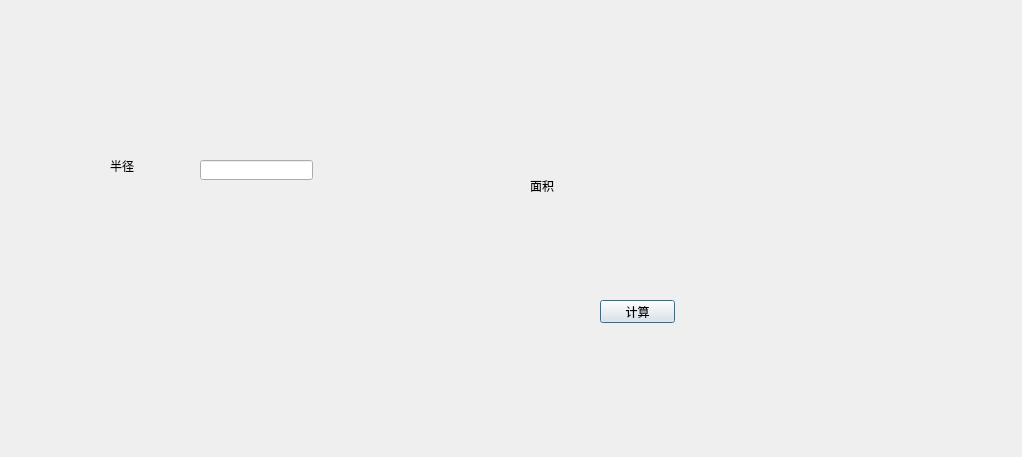
This is ch01/dialog.ui in Porridge007/QtPractice as Qt 5 draws it before an edit. The edited form follows.
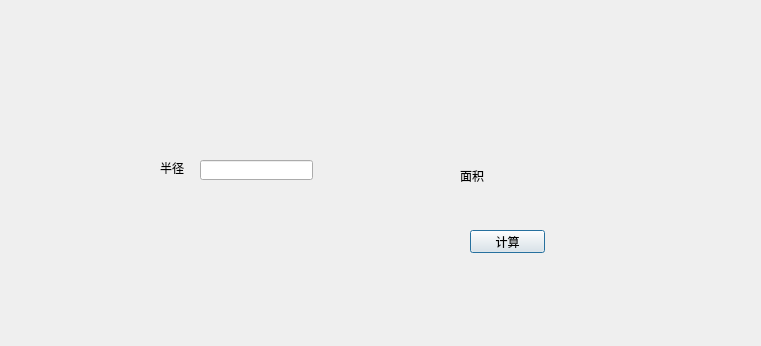
This is the edited form.

Commit message: accomplished the program

```diff
--- a/ch01/dialog.ui
+++ b/ch01/dialog.ui
@@ -6,8 +6,8 @@
    <rect>
     <x>0</x>
     <y>0</y>
-    <width>1022</width>
-    <height>457</height>
+    <width>761</width>
+    <height>346</height>
    </rect>
   </property>
   <property name="windowTitle">
@@ -16,10 +16,10 @@
   <widget class="QLabel" name="radiusLabel">
    <property name="geometry">
     <rect>
-     <x>110</x>
+     <x>160</x>
      <y>160</y>
-     <width>54</width>
-     <height>12</height>
+     <width>31</width>
+     <height>16</height>
     </rect>
    </property>
    <property name="text">
@@ -39,8 +39,8 @@
   <widget class="QLabel" name="areaLabel1">
    <property name="geometry">
     <rect>
-     <x>530</x>
-     <y>180</y>
+     <x>460</x>
+     <y>170</y>
      <width>54</width>
      <height>12</height>
     </rect>
@@ -52,8 +52,8 @@
   <widget class="QLabel" name="areaLabel2">
    <property name="geometry">
     <rect>
-     <x>710</x>
-     <y>180</y>
+     <x>510</x>
+     <y>170</y>
      <width>54</width>
      <height>12</height>
     </rect>
@@ -65,8 +65,8 @@
   <widget class="QPushButton" name="countBtn">
    <property name="geometry">
     <rect>
-     <x>600</x>
-     <y>300</y>
+     <x>470</x>
+     <y>230</y>
      <width>75</width>
      <height>23</height>
     </rect>
```
The commit also changes 2 other files.
